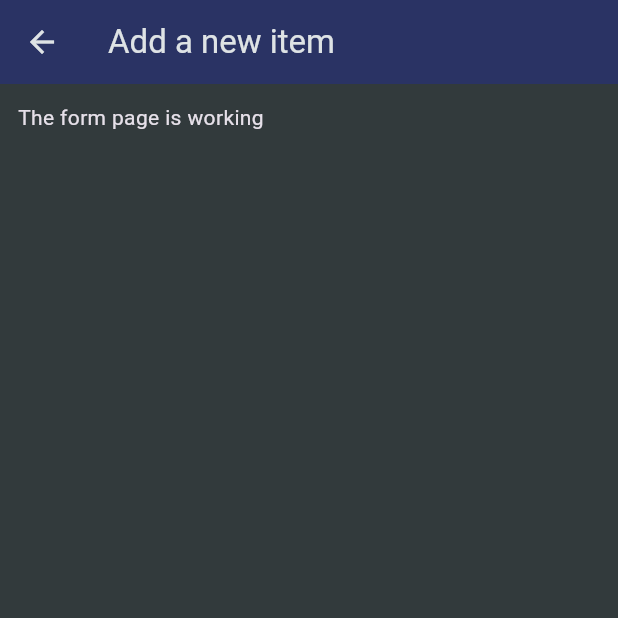
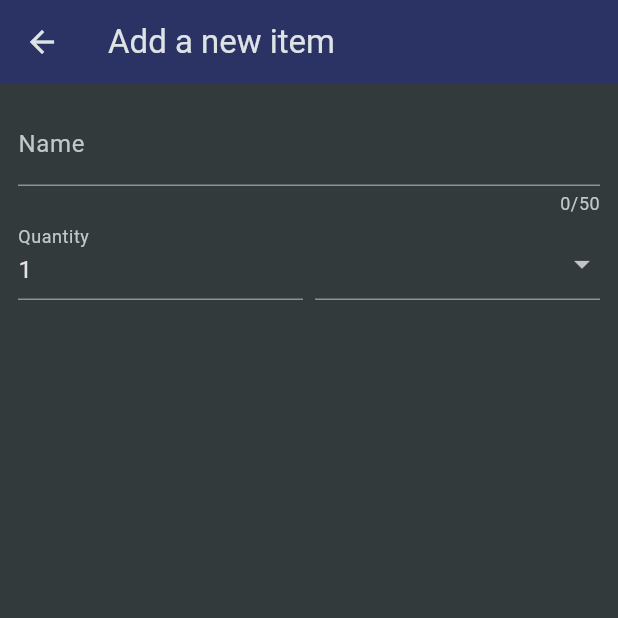
Before and after one commit to flutter-development-rboriba/shop_list_app, a Flutter app: the NewItem screen opened directly, on a phone screen of 412 x 824 dp, the top half of it. Run offline on Flutter 3.47's test engine with Material 3 defaults, Android fonts, the phone set to English and light mode, and no system bars.

Commit message:
05 Form & DropdownButton

```diff
--- a/lib/widgets/new_item.dart
+++ b/lib/widgets/new_item.dart
@@ -1,4 +1,5 @@
 import 'package:flutter/material.dart';
+import 'package:shopping_list/data/categories.dart';
 
 class NewItem extends StatefulWidget {
   const NewItem({super.key});
@@ -16,9 +17,59 @@ class _NewItemState extends State<NewItem> {
       appBar: AppBar(
         title: const Text('Add a new item'),
       ),
-      body: const Padding(
+      body: Padding(
         padding: EdgeInsets.all(12),
-        child: Text('The form page is working'),
+        child: Form(
+          child: Column(
+            children: [
+              TextFormField(
+                maxLength: 50,
+                decoration: const InputDecoration(
+                  label: Text('Name'),
+                ),
+                validator: (value) {
+                  return "Demo...";
+                },
+              ),
+              Row(
+                crossAxisAlignment: CrossAxisAlignment.end,
+                children: [
+                  Expanded(
+                    child: TextFormField(
+                      decoration: const InputDecoration(
+                        label: Text('Quantity'),
+                      ),
+                      initialValue: '1',
+                    ),
+                  ),
+                  const SizedBox(width: 8),
+                  Expanded(
+                    child: DropdownButtonFormField(
+                      items: [
+                        for (final category in categories.entries)
+                          DropdownMenuItem(
+                            value: category.value,
+                            child: Row(
+                              children: [
+                                Container(
+                                  width: 16,
+                                  height: 16,
+                                  color: category.value.color,
+                                ),
+                                const SizedBox(width: 16),
+                                Text(category.value.title)
+                              ],
+                            ),
+                          )
+                      ],
+                      onChanged: (value) {},
+                    ),
+                  )
+                ],
+              )
+            ],
+          ),
+        ),
       ),
     );
   }
```
